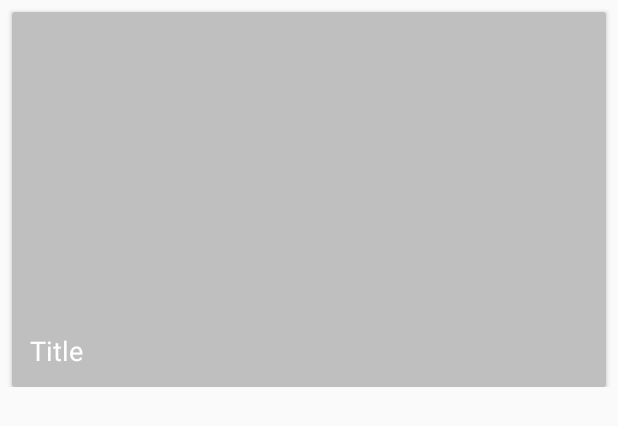
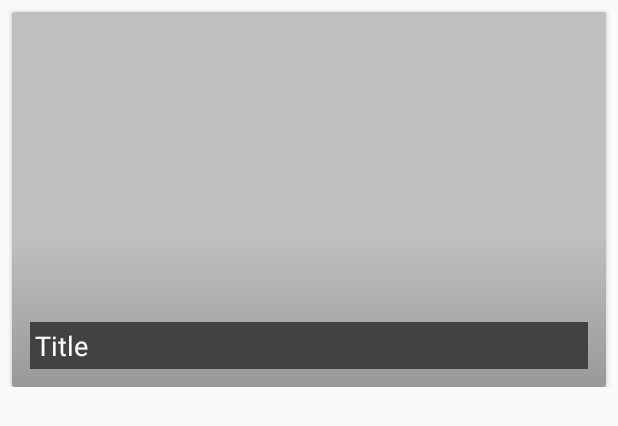
Before and after one commit to NathanHoy96/Policlass-POC, an Android app: the layout parse_item.xml on its own in the app's theme, with its tools: preview values and no code run, on a phone screen of 412 x 824 dp. Shown: the top 426 px of the screen. Run offline under Robolectric (Android 15) with nearby library versions, the phone set to English and light mode, and no system bars.

Commit message:
Made changes to UI including fetching title and images for alternative URLs

```diff
--- /dev/null
+++ b/Android/app/src/main/res/drawable/gradient.xml
@@ -0,0 +1,8 @@
+<?xml version="1.0" encoding="utf-8"?>
+<shape xmlns:android="http://schemas.android.com/apk/res/android">
+
+    <gradient
+        android:startColor="#33000000"
+        android:endColor="@android:color/transparent"
+        android:angle="90"/>
+</shape>
--- a/Android/app/src/main/res/layout/parse_item.xml
+++ b/Android/app/src/main/res/layout/parse_item.xml
@@ -20,11 +20,20 @@
             android:scaleType="centerCrop"
             android:src="#88888888"/>
 
+        <ImageView
+            android:layout_width="match_parent"
+            android:layout_height="100dp"
+            android:layout_gravity="bottom"
+            android:src="@drawable/gradient"/>
+
         <TextView
             android:id="@+id/textView"
             android:layout_width="match_parent"
             android:layout_height="wrap_content"
             android:text="Title"
+            android:padding="3dp"
+            android:paddingLeft="10dp"
+            android:background="@color/cardview_dark_background"
             style="@style/TextAppearance.AppCompat.Medium"
             android:layout_gravity="bottom"
             android:layout_margin="12dp"
--- a/Android/app/src/main/res/values/colors.xml
+++ b/Android/app/src/main/res/values/colors.xml
@@ -1,6 +1,6 @@
 <?xml version="1.0" encoding="utf-8"?>
 <resources>
-    <color name="colorPrimary">#008577</color>
-    <color name="colorPrimaryDark">#00574B</color>
+    <color name="colorPrimary">#f2f2f2</color>
+    <color name="colorPrimaryDark">#dbdbdb</color>
     <color name="colorAccent">#D81B60</color>
 </resources>
--- a/Android/app/src/main/res/values/styles.xml
+++ b/Android/app/src/main/res/values/styles.xml
@@ -6,6 +6,8 @@
         <item name="colorPrimary">@color/colorPrimary</item>
         <item name="colorPrimaryDark">@color/colorPrimaryDark</item>
         <item name="colorAccent">@color/colorAccent</item>
-    </style>
+        <item name="titleTextColor">@android:color/black</item>
+        <item name="android:statusBarColor">@android:color/black</item>
+        </style>
 
 </resources>
```
Also changed, not shown: Android/app/src/main/java/com/example/policlass_poc/DisplayResult.java (+14 -19 lines), Android/app/src/main/java/com/example/policlass_poc/ParseAdapter.java (+13 -5 lines), Android/app/src/main/res/layout/activity_display_result.xml (+20 -19 lines), Android/app/src/main/res/drawable/left.png (added), Android/app/src/main/res/drawable/right.png (added).
